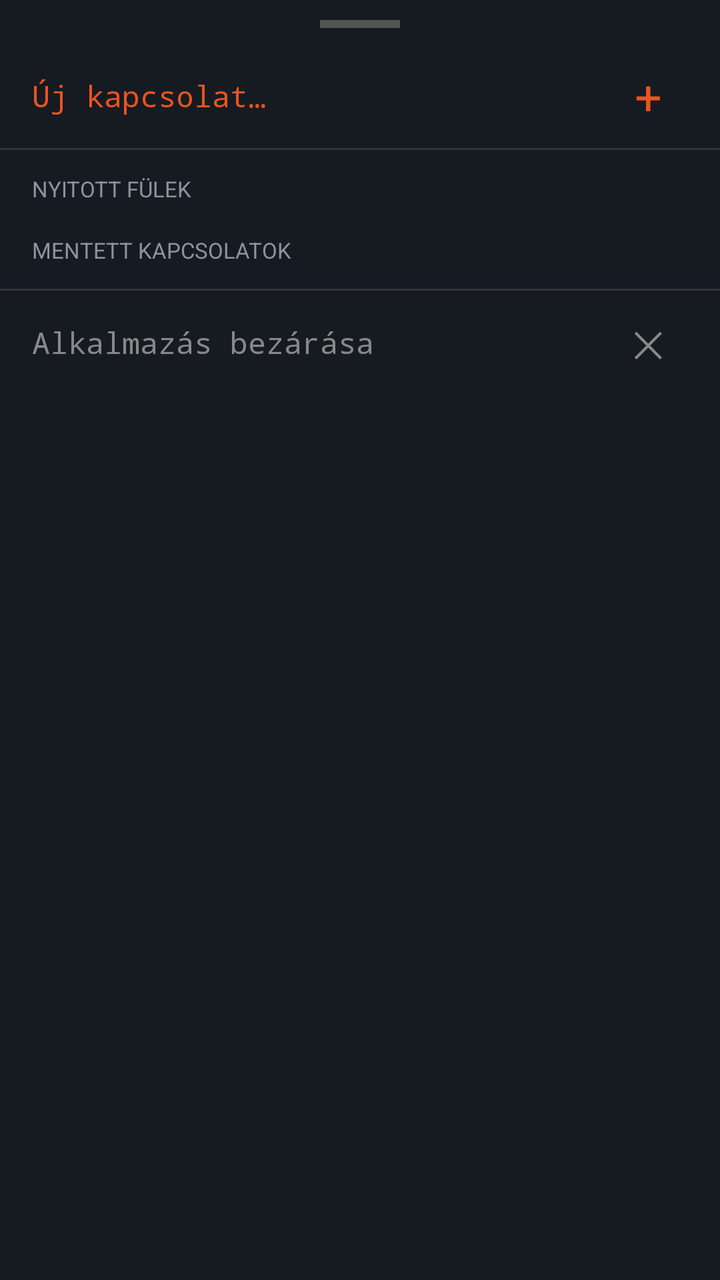
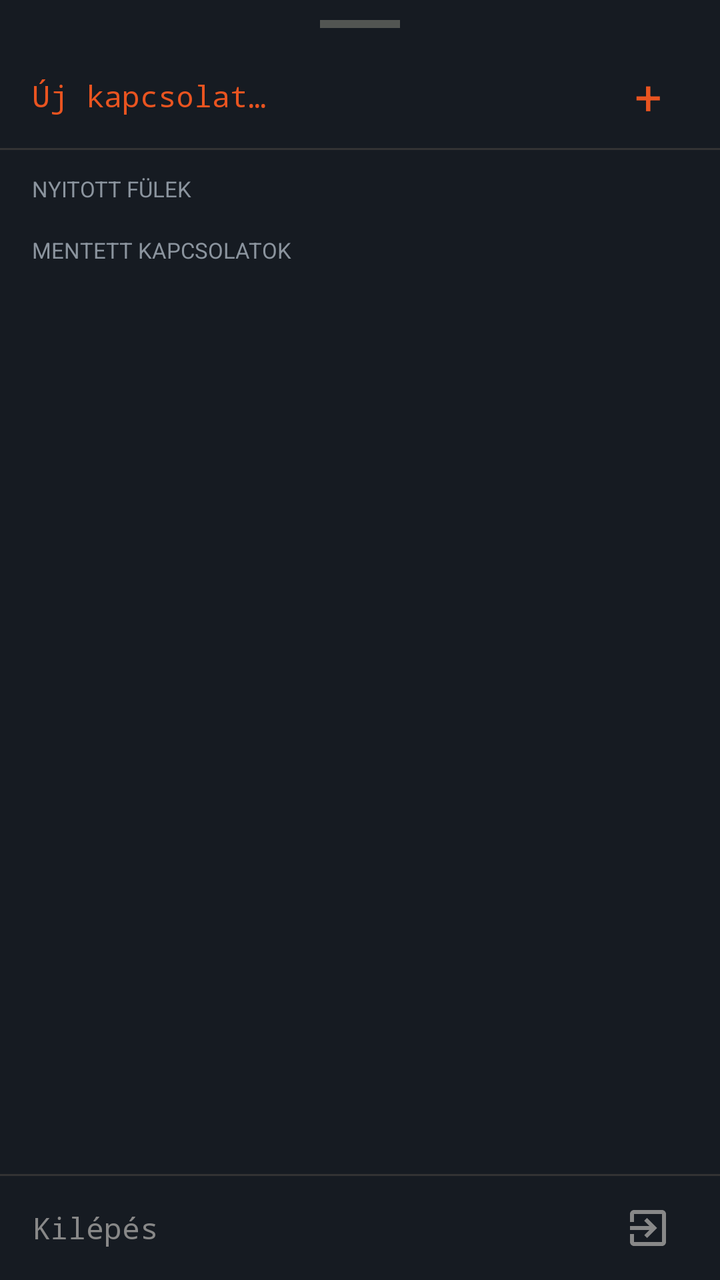

Compare the two renders of this Android layout. The source of the first and the diff that turns it into the second are given below.
<!-- AndroidManifest.xml: application theme Theme.KonsoleSSH -->
<!-- res/layout/dialog_tab_picker.xml -->
<?xml version="1.0" encoding="utf-8"?>
<LinearLayout
    xmlns:android="http://schemas.android.com/apk/res/android"
    android:layout_width="match_parent"
    android:layout_height="wrap_content"
    android:orientation="vertical"
    android:background="@color/card_bg">

    
    <View
        android:layout_width="40dp"
        android:layout_height="4dp"
        android:layout_gravity="center_horizontal"
        android:layout_marginTop="10dp"
        android:layout_marginBottom="8dp"
        android:background="#555555"
        android:layerType="software" />

    
    <LinearLayout
        android:id="@+id/btnNewConnection"
        android:layout_width="match_parent"
        android:layout_height="52dp"
        android:orientation="horizontal"
        android:gravity="center_vertical"
        android:paddingStart="16dp"
        android:paddingEnd="16dp"
        android:background="?attr/selectableItemBackground">

        <TextView
            android:layout_width="0dp"
            android:layout_height="wrap_content"
            android:layout_weight="1"
            android:text="Új kapcsolat…"
            android:textColor="@color/accent"
            android:textSize="15sp"
            android:fontFamily="monospace" />

        <TextView
            android:layout_width="40dp"
            android:layout_height="40dp"
            android:gravity="center"
            android:text="+"
            android:textColor="@color/accent"
            android:textSize="24sp" />

    </LinearLayout>

    
    <View
        android:layout_width="match_parent"
        android:layout_height="1dp"
        android:background="#333333" />

    <ScrollView
        android:layout_width="match_parent"
        android:layout_height="wrap_content"
        android:maxHeight="600dp">

        <LinearLayout
            android:layout_width="match_parent"
            android:layout_height="wrap_content"
            android:orientation="vertical">

            
            <TextView
                android:id="@+id/labelOpenTabs"
                android:layout_width="match_parent"
                android:layout_height="wrap_content"
                android:text="Nyitott fülek"
                android:textColor="@color/text_secondary"
                android:textSize="11sp"
                android:textAllCaps="true"
                android:paddingStart="16dp"
                android:paddingEnd="16dp"
                android:paddingTop="12dp"
                android:paddingBottom="4dp" />

            <LinearLayout
                android:id="@+id/containerTabs"
                android:layout_width="match_parent"
                android:layout_height="wrap_content"
                android:orientation="vertical" />

            
            <TextView
                android:id="@+id/labelSaved"
                android:layout_width="match_parent"
                android:layout_height="wrap_content"
                android:text="Mentett kapcsolatok"
                android:textColor="@color/text_secondary"
                android:textSize="11sp"
                android:textAllCaps="true"
                android:paddingStart="16dp"
                android:paddingEnd="16dp"
                android:paddingTop="12dp"
                android:paddingBottom="4dp" />

            <LinearLayout
                android:id="@+id/containerSaved"
                android:layout_width="match_parent"
                android:layout_height="wrap_content"
                android:orientation="vertical" />

            <View android:layout_width="match_parent" android:layout_height="8dp" />

        </LinearLayout>
    </ScrollView>

    
    <View
        android:layout_width="match_parent"
        android:layout_height="1dp"
        android:background="#333333" />

    
    <LinearLayout
        android:id="@+id/btnCloseApp"
        android:layout_width="match_parent"
        android:layout_height="52dp"
        android:orientation="horizontal"
        android:gravity="center_vertical"
        android:paddingStart="16dp"
        android:paddingEnd="16dp"
        android:background="?attr/selectableItemBackground">

        <TextView
            android:layout_width="0dp"
            android:layout_height="wrap_content"
            android:layout_weight="1"
            android:text="Alkalmazás bezárása"
            android:textColor="#888888"
            android:textSize="15sp"
            android:fontFamily="monospace" />

        <TextView
            android:layout_width="40dp"
            android:layout_height="40dp"
            android:gravity="center"
            android:text="✕"
            android:textColor="#888888"
            android:textSize="18sp" />

    </LinearLayout>

</LinearLayout>
<!-- resources referenced by this layout -->
<resources>
  <color name="accent">#E95420</color>
  <color name="card_bg">#161B22</color>
  <color name="text_secondary">#8B949E</color>
  <style name="Theme.KonsoleSSH" parent="Theme.MaterialComponents.DayNight.NoActionBar">
          <item name="colorPrimary">@color/accent</item>
          <item name="colorPrimaryVariant">@color/toolbar_bg</item>
          <item name="colorOnPrimary">@color/white</item>
          <item name="colorSecondary">@color/accent</item>
          <item name="colorOnSecondary">@color/white</item>
          <item name="colorSurface">@color/card_bg</item>
          <item name="colorOnSurface">@color/text_primary</item>
          <item name="android:colorBackground">@color/terminal_bg</item>
          <item name="android:windowBackground">@color/terminal_bg</item>
          <item name="colorOnBackground">@color/text_primary</item>
          <item name="android:statusBarColor">@color/toolbar_bg</item>
          <item name="android:navigationBarColor">@color/terminal_bg</item>
          <item name="android:textColor">@color/text_primary</item>
      </style>
  <color name="toolbar_bg">#161B22</color>
  <color name="white">#FFFFFF</color>
  <color name="text_primary">#E6EDF3</color>
  <color name="terminal_bg">#0D1117</color>
</resources>

<!-- the commit's change to res/layout/dialog_tab_picker.xml (unified diff, before → after) -->
@@ -2,7 +2,7 @@
 <LinearLayout
     xmlns:android="http://schemas.android.com/apk/res/android"
     android:layout_width="match_parent"
-    android:layout_height="wrap_content"
+    android:layout_height="match_parent"
     android:orientation="vertical"
     android:background="@color/card_bg">
 
@@ -54,8 +54,8 @@
 
     <ScrollView
         android:layout_width="match_parent"
-        android:layout_height="wrap_content"
-        android:maxHeight="600dp">
+        android:layout_height="0dp"
+        android:layout_weight="1">
 
         <LinearLayout
             android:layout_width="match_parent"
@@ -128,18 +128,17 @@
             android:layout_width="0dp"
             android:layout_height="wrap_content"
             android:layout_weight="1"
-            android:text="Alkalmazás bezárása"
+            android:text="Kilépés"
             android:textColor="#888888"
             android:textSize="15sp"
             android:fontFamily="monospace" />
 
-        <TextView
+        <ImageView
             android:layout_width="40dp"
             android:layout_height="40dp"
-            android:gravity="center"
-            android:text="✕"
-            android:textColor="#888888"
-            android:textSize="18sp" />
+            android:padding="8dp"
+            android:src="@drawable/ic_exit"
+            android:contentDescription="Kilépés" />
 
     </LinearLayout>
 
<!-- resource entries referenced after the edit -->
@@ -3,6 +3,16 @@
   <color name="accent">#E95420</color>
   <color name="card_bg">#161B22</color>
   <color name="text_secondary">#8B949E</color>
+  <!-- drawable ic_exit (drawable) -->
+  <vector xmlns:android="http://schemas.android.com/apk/res/android"
+      android:width="24dp"
+      android:height="24dp"
+      android:viewportWidth="24"
+      android:viewportHeight="24">
+      <path
+          android:fillColor="#888888"
+          android:pathData="M10.09,15.59L11.5,17l5,-5 -5,-5 -1.41,1.41L12.67,11H3v2h9.67l-2.58,2.59zM19,3H5c-1.11,0 -2,0.9 -2,2v4h2V5h14v14H5v-4H3v4c0,1.1 0.89,2 2,2h14c1.1,0 2,-0.9 2,-2V5c0,-1.1 -0.9,-2 -2,-2z"/>
+  </vector>
   <style name="Theme.KonsoleSSH" parent="Theme.MaterialComponents.DayNight.NoActionBar">
           <item name="colorPrimary">@color/accent</item>
           <item name="colorPrimaryVariant">@color/toolbar_bg</item>
